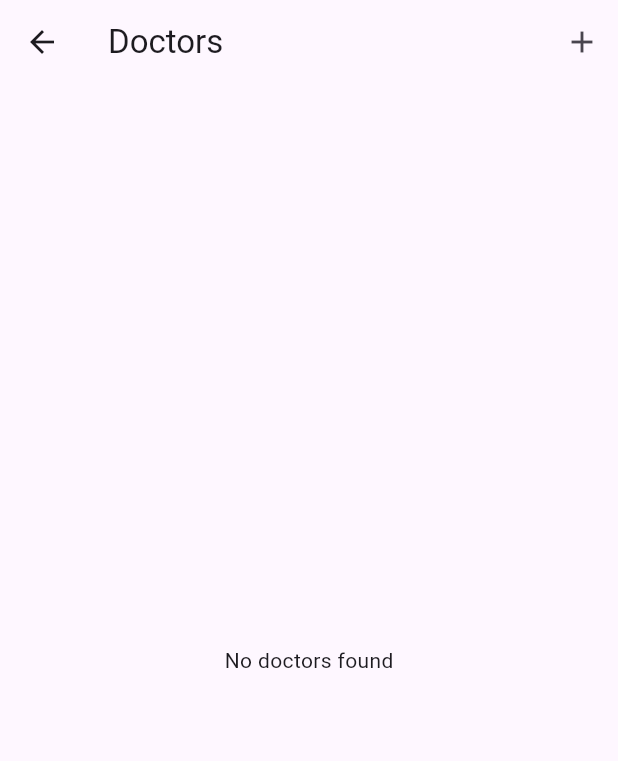
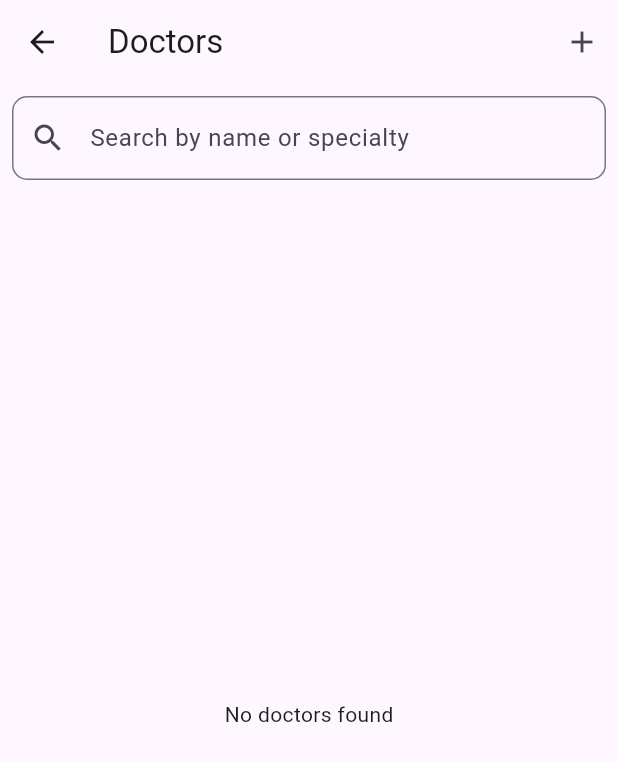
Before and after one commit to nis-cyber/clinic_admin, a Flutter app: the screen it shows once a user with an empty profile is signed in, after a tap on the "search" icon, on a phone screen of 412 x 824 dp. Shown: the top 761 px of the screen. Run offline on Flutter 3.47's test engine with Material 3 defaults, Android fonts, the phone set to English and light mode, and no system bars; our stand-ins replace cloud_firestore, firebase_auth, firebase_core, flutter_riverpod; accounts and stored records are empty.

Commit message:
Add drawer to Clinic Home Screen and implement search functionality in Doctor Page

```diff
--- /dev/null
+++ b/lib/common/drawer.dart
@@ -0,0 +1,91 @@
+import 'package:clinic_admin/appointments/pages/tabs/appointment_page.dart';
+import 'package:clinic_admin/dashboard/home_page.dart';
+import 'package:flutter/material.dart';
+
+class MyDrawer extends StatelessWidget {
+  @override
+  Widget build(BuildContext context) {
+    return Drawer(
+      child: ListView(
+        padding: EdgeInsets.zero,
+        children: <Widget>[
+          // Drawer header
+          DrawerHeader(
+            decoration: BoxDecoration(
+              color: Colors.blue,
+            ),
+            child: Column(
+              crossAxisAlignment: CrossAxisAlignment.start,
+              children: [
+                CircleAvatar(
+                  radius: 35,
+                  backgroundImage: AssetImage(
+                      'assets/profile_image.png'), // Replace with user profile image
+                ),
+                SizedBox(height: 10),
+                Text(
+                  'Username', // Replace with dynamic user name
+                  style: TextStyle(
+                    color: Colors.white,
+                    fontSize: 20,
+                  ),
+                ),
+                Text(
+                  'email@example.com', // Replace with dynamic user email
+                  style: TextStyle(
+                    color: Colors.white70,
+                    fontSize: 14,
+                  ),
+                ),
+              ],
+            ),
+          ),
+
+          // Drawer items
+          ListTile(
+            leading: Icon(Icons.home),
+            title: Text('Home'),
+            onTap: () {
+              Navigator.of(context).push(
+                MaterialPageRoute(builder: (context) => ClinicHomeScreen()),
+              );
+            },
+          ),
+          ListTile(
+            leading: Icon(Icons.person),
+            title: Text('Profile'),
+            onTap: () {
+              Navigator.of(context).push(
+                MaterialPageRoute(builder: (context) => ClinicHomeScreen()),
+              );
+            },
+          ),
+          ListTile(
+            leading: Icon(Icons.calendar_today),
+            title: Text('Appointments'),
+            onTap: () {
+              Navigator.of(context).push(
+                MaterialPageRoute(builder: (context) => AppointmentPage()),
+              );
+            },
+          ),
+          ListTile(
+            leading: Icon(Icons.settings),
+            title: Text('Settings'),
+            onTap: () {
+              Navigator.of(context).pushNamed('/settings');
+            },
+          ),
+          Divider(), // Add a divider
+          ListTile(
+            leading: Icon(Icons.logout),
+            title: Text('Logout'),
+            onTap: () {
+              // Handle logout functionality
+            },
+          ),
+        ],
+      ),
+    );
+  }
+}
--- a/lib/dashboard/home_page.dart
+++ b/lib/dashboard/home_page.dart
@@ -1,5 +1,6 @@
 import 'package:clinic_admin/auth/pages/status_page.dart';
 import 'package:clinic_admin/auth/service/clinic_service.dart';
+import 'package:clinic_admin/common/drawer.dart';
 import 'package:clinic_admin/doctor/pages/doctor_page.dart';
 import 'package:flutter/material.dart';
 
@@ -11,6 +12,7 @@ class ClinicHomeScreen extends StatelessWidget {
   Widget build(BuildContext context) {
     return Scaffold(
       appBar: AppBar(
+        title: Text('Clinic Home Screen '),
         actions: [
           IconButton(
             icon: Icon(Icons.logout),
@@ -22,23 +24,24 @@ class ClinicHomeScreen extends StatelessWidget {
             },
           ),
         ],
-        leading: IconButton(
-            onPressed: () {
-              Navigator.push(
-                context,
-                MaterialPageRoute(
-                  builder: (context) => DoctorPage(),
-                ),
-              );
-            },
-            icon: Icon(Icons.search)),
-        title: Text('Clinic Home Screen '),
       ),
+      drawer: MyDrawer(),
       body: SingleChildScrollView(
         padding: const EdgeInsets.all(8.0),
         child: Column(
           crossAxisAlignment: CrossAxisAlignment.start,
           children: [
+            IconButton(
+              onPressed: () {
+                Navigator.push(
+                  context,
+                  MaterialPageRoute(
+                    builder: (context) => DoctorPage(),
+                  ),
+                );
+              },
+              icon: Icon(Icons.search),
+            ),
             DoctorsSection(),
             SizedBox(height: 16.0),
             UpcomingQueueSection(),
--- a/lib/doctor/pages/doctor_page.dart
+++ b/lib/doctor/pages/doctor_page.dart
@@ -1,9 +1,8 @@
-import 'package:clinic_admin/doctor/pages/add_doctor_page.dart';
-import 'package:clinic_admin/doctor/pages/doctor_detail_page.dart';
-import 'package:clinic_admin/doctor/pages/edit_doctor_page.dart';
 import 'package:flutter/material.dart';
 import 'package:clinic_admin/doctor/data/doctor_service.dart';
 import 'package:clinic_admin/doctor/model/doctor_model.dart';
+import 'package:clinic_admin/doctor/pages/add_doctor_page.dart';
+import 'package:clinic_admin/doctor/pages/doctor_detail_page.dart';
 
 class DoctorPage extends StatefulWidget {
   @override
@@ -12,8 +11,10 @@ class DoctorPage extends StatefulWidget {
 
 class _DoctorPageState extends State<DoctorPage> {
   final DoctorService _doctorService = DoctorService();
-  List<DoctorModel> _doctors = [];
+  List<DoctorModel> _allDoctors = [];
+  List<DoctorModel> _filteredDoctors = [];
   bool _isLoading = true;
+  TextEditingController _searchController = TextEditingController();
 
   @override
   void initState() {
@@ -26,7 +27,8 @@ class _DoctorPageState extends State<DoctorPage> {
     try {
       final doctors = await _doctorService.getAllDoctors();
       setState(() {
-        _doctors = doctors;
+        _allDoctors = doctors;
+        _filteredDoctors = doctors;
         _isLoading = false;
       });
     } catch (e) {
@@ -39,22 +41,13 @@ class _DoctorPageState extends State<DoctorPage> {
     }
   }
 
-  void _navigateToEditDoctor(BuildContext context, DoctorModel doctor) async {
-    final result = await Navigator.push(
-      context,
-      MaterialPageRoute(builder: (context) => DoctorEditPage(doctor: doctor)),
-    );
-    if (result == true) {
-      // Doctor was updated, refresh the list
-      _loadDoctors();
-    }
-  }
-
-  void _navigateToDoctorDetails(BuildContext context, DoctorModel doctor) {
-    Navigator.push(
-      context,
-      MaterialPageRoute(builder: (context) => DoctorDetailPage(doctor: doctor)),
-    );
+  void _filterDoctors(String query) {
+    setState(() {
+      _filteredDoctors = _allDoctors.where((doctor) {
+        return doctor.name.toLowerCase().contains(query.toLowerCase()) ||
+            doctor.specialty.toLowerCase().contains(query.toLowerCase());
+      }).toList();
+    });
   }
 
   void _navigateToAddDoctor(BuildContext context) async {
@@ -65,6 +58,13 @@ class _DoctorPageState extends State<DoctorPage> {
     if (result == true) {
       _loadDoctors();
     }
+  }
+
+  void _navigateToDoctorDetails(BuildContext context, DoctorModel doctor) {
+    Navigator.push(
+      context,
+      MaterialPageRoute(builder: (context) => DoctorDetailPage(doctor: doctor)),
+    );
   }
 
   void _showDeleteConfirmation(BuildContext context, DoctorModel doctor) {
@@ -120,33 +120,53 @@ class _DoctorPageState extends State<DoctorPage> {
           ),
         ],
       ),
-      body: _isLoading
+      body: Column(
+        children: [
+          Padding(
+            padding: const EdgeInsets.all(8.0),
+            child: TextField(
+              controller: _searchController,
+              decoration: InputDecoration(
+                labelText: 'Search by name or specialty',
+                prefixIcon: Icon(Icons.search),
+                border: OutlineInputBorder(
+                  borderRadius: BorderRadius.circular(10),
+                ),
+              ),
+              onChanged: _filterDoctors,
+            ),
+          ),
+          Expanded(
+            child: _isLoading
                 ? const Center(child: CircularProgressIndicator())
-          : _doctors.isEmpty
+                : _filteredDoctors.isEmpty
                     ? const Center(child: Text('No doctors found'))
                     : ListView.builder(
-                  itemCount: _doctors.length,
+                        itemCount: _filteredDoctors.length,
                         itemBuilder: (context, index) {
-                    final doctor = _doctors[index];
+                          final doctor = _filteredDoctors[index];
                           return ListTile(
                             title: Text(doctor.name),
                             subtitle: Text(doctor.specialty),
-                      trailing: Row(
-                        mainAxisSize: MainAxisSize.min,
-                        children: [
-                          IconButton(
+                            trailing: IconButton(
                               icon: const Icon(Icons.delete),
                               onPressed: () =>
                                   _showDeleteConfirmation(context, doctor),
                             ),
-                        ],
-                      ),
-                      onTap: () {
-                        _navigateToDoctorDetails(context, doctor);
-                      },
+                            onTap: () =>
+                                _navigateToDoctorDetails(context, doctor),
                           );
                         },
                       ),
+          ),
+        ],
+      ),
     );
   }
+
+  @override
+  void dispose() {
+    _searchController.dispose();
+    super.dispose();
   }
+}
--- a/lib/main.dart
+++ b/lib/main.dart
@@ -15,7 +15,6 @@ void main() async {
 class MyApp extends StatelessWidget {
   const MyApp({super.key});
 
-  // This widget is the root of your application.
   @override
   Widget build(BuildContext context) {
     return MaterialApp(
--- a/pubspec.yaml
+++ b/pubspec.yaml
@@ -79,8 +79,8 @@ flutter:
   uses-material-design: true
 
   # To add assets to your application, add an assets section, like this:
-  # assets:
-  #   - images/a_dot_burr.jpeg
+  assets:
+    - assets/
   #   - images/a_dot_ham.jpeg
 
   # An image asset can refer to one or more resolution-specific "variants", see
```
Also changed, not shown: lib/appointments/data/appointment_provier.dart (added, +36 -0 lines), lib/appointments/data/appointment_service.dart (added, +60 -0 lines), lib/appointments/pages/tabs/accepted_appointment_tab.dart (added, +96 -0 lines), lib/appointments/pages/tabs/appointment_page.dart (added, +55 -0 lines), lib/appointments/pages/tabs/pending_appointment_tab.dart (added, +150 -0 lines), 1 other file. Lines whose indentation alone changed are shown as unchanged.
